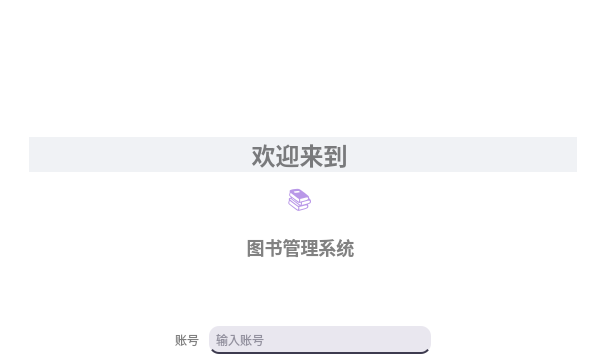
Before: the Qt Designer form class/图书管理系统3/注册界面完美.ui in QLluck/python, drawn with Qt 5; both pictures show x 0 to 606 and y 0 to 360 of the 606 by 837 pixel window.
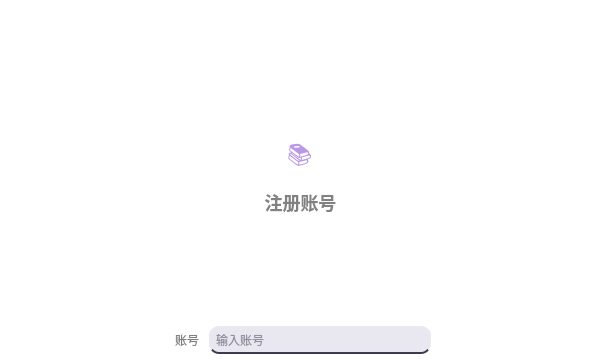
After: the same form once the commit is applied.

Patch:
```diff
--- a/class/图书管理系统3/注册界面完美.ui
+++ b/class/图书管理系统3/注册界面完美.ui
@@ -305,9 +305,8 @@
 &lt;html&gt;&lt;head&gt;&lt;meta name=&quot;qrichtext&quot; content=&quot;1&quot; /&gt;&lt;style type=&quot;text/css&quot;&gt;
 p, li { white-space: pre-wrap; }
 &lt;/style&gt;&lt;/head&gt;&lt;body style=&quot; font-family:'.AppleSystemUIFont'; font-size:13pt; font-weight:400; font-style:normal;&quot;&gt;
-&lt;h1 align=&quot;center&quot; style=&quot; margin-top:18px; margin-bottom:10px; margin-left:0px; margin-right:0px; -qt-block-indent:0; text-indent:0px; background-color:#f0f2f5;&quot;&gt;&lt;span style=&quot; font-family:'Arial','sans-serif'; font-size:xx-large; font-weight:600; color:rgba(0,0,0,0.494118);&quot;&gt;欢迎来到 &lt;/span&gt;&lt;/h1&gt;
 &lt;p align=&quot;center&quot; style=&quot; margin-top:10px; margin-bottom:10px; margin-left:0px; margin-right:0px; -qt-block-indent:0; text-indent:0px;&quot;&gt;&lt;span style=&quot; font-family:'Arial','sans-serif'; font-size:24px; color:rgba(114,46,209,0.494118);&quot;&gt;📚 &lt;/span&gt;&lt;/p&gt;
-&lt;h2 align=&quot;center&quot; style=&quot; margin-top:0px; margin-bottom:12px; margin-left:0px; margin-right:0px; -qt-block-indent:0; text-indent:0px;&quot;&gt;&lt;span style=&quot; font-family:'Arial','sans-serif'; font-size:x-large; font-weight:600; color:rgba(0,0,0,0.494118);&quot;&gt;图书管理系统 &lt;/span&gt;&lt;/h2&gt;&lt;/body&gt;&lt;/html&gt;</string>
+&lt;h2 align=&quot;center&quot; style=&quot; margin-top:0px; margin-bottom:12px; margin-left:0px; margin-right:0px; -qt-block-indent:0; text-indent:0px;&quot;&gt;&lt;span style=&quot; font-family:'Arial','sans-serif'; font-size:x-large; font-weight:600; color:rgba(0,0,0,0.494118);&quot;&gt;注册账号 &lt;/span&gt;&lt;/h2&gt;&lt;/body&gt;&lt;/html&gt;</string>
      </property>
     </widget>
    </item>
```
